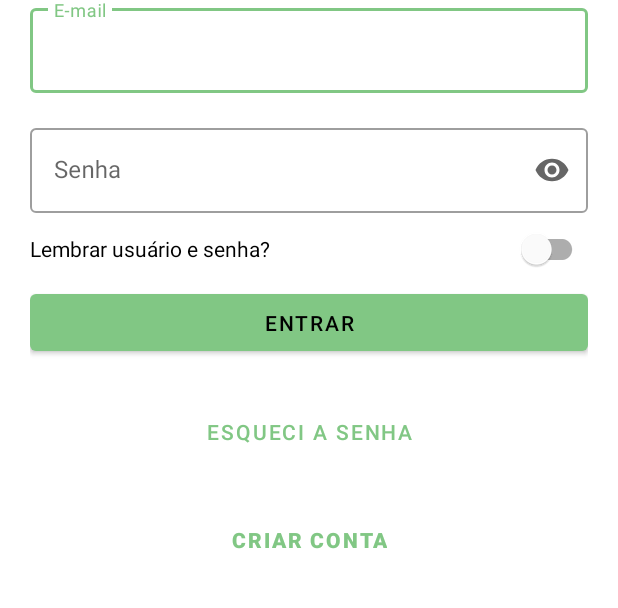
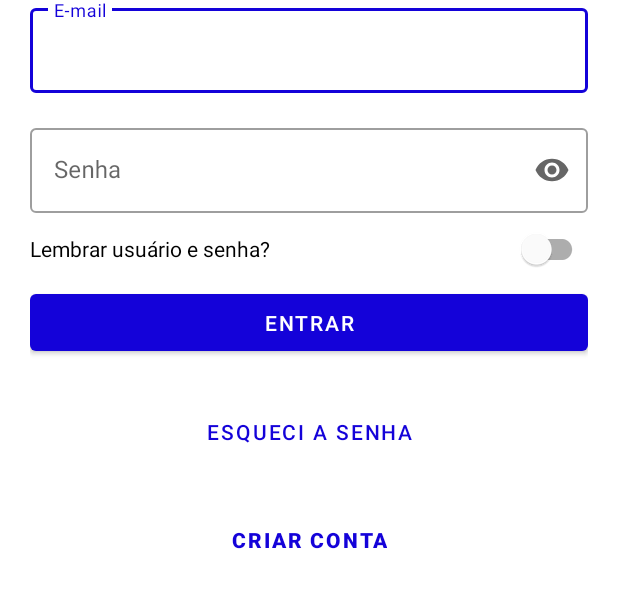
Before and after one commit to Rnnfranca/mais-barato-app, an Android app: the screen it shows after launch (MainActivity), on a phone screen of 412 x 824 dp, the part 489-1097 px from its top. Run offline under Robolectric (Android 15) with nearby library versions, the phone set to English and light mode, and no system bars; our stand-ins replace Dagger/Hilt's generated code, Firebase (no records; nobody signed in at launch, a user with empty details on screens opened directly), navigation-ui.

Commit message:
alteração das cores do app

```diff
--- a/app/src/main/res/layout/fragment_lista_ofertas.xml
+++ b/app/src/main/res/layout/fragment_lista_ofertas.xml
@@ -13,7 +13,6 @@
         android:layout_width="56dp"
         android:layout_height="56dp"
         android:layout_margin="16dp"
-        app:backgroundTint="@color/blue_700"
         android:importantForAccessibility="no"
         app:layout_constraintBottom_toBottomOf="parent"
         app:layout_constraintEnd_toEndOf="parent"
--- a/app/src/main/res/values/themes.xml
+++ b/app/src/main/res/values/themes.xml
@@ -12,14 +12,13 @@
         <!-- Status bar color. -->
         <item name="android:statusBarColor" tools:targetApi="l">?attr/colorPrimaryVariant</item>
         <!-- Customize your theme here. -->
-        <item name="colorPrimary">@color/green_500</item>
-        <item name="colorPrimaryVariant">@color/green_700</item>
-        <item name="colorOnPrimary">@color/black</item>
+        <item name="colorPrimary">#1402d9</item>
+        <item name="colorPrimaryVariant">#0000a6</item>
+        <item name="colorOnPrimary">#fff</item>
         <!-- Secondary brand color. -->
-        <item name="colorSecondary">@color/blue_200</item>
-        <item name="colorSecondaryVariant">@color/blue_700</item>
+        <item name="colorSecondary">#9877d0</item>
+        <item name="colorSecondaryVariant">#684b9e</item>
         <item name="colorOnSecondary">@color/black</item>
-
         <!-- Text input fields -->
         <item name="textInputStyle">@style/Widget.MaterialComponents.TextInputLayout.OutlinedBox</item>
     </style>
```
